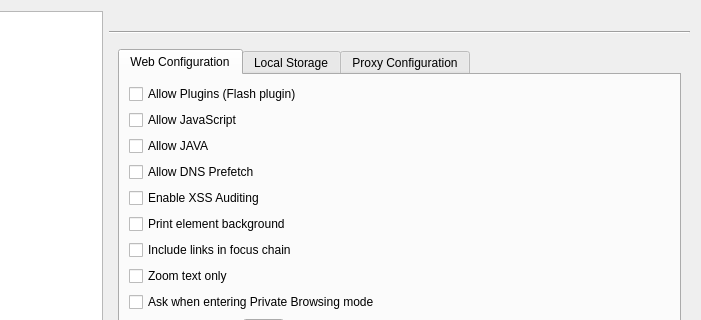
The window that src/lib/preferences/preferences.ui (QupZilla/qupzilla) describes before a commit, drawn with Qt 5; both pictures show x 128 to 829 and y 0 to 320 of the 829 by 484 pixel window.
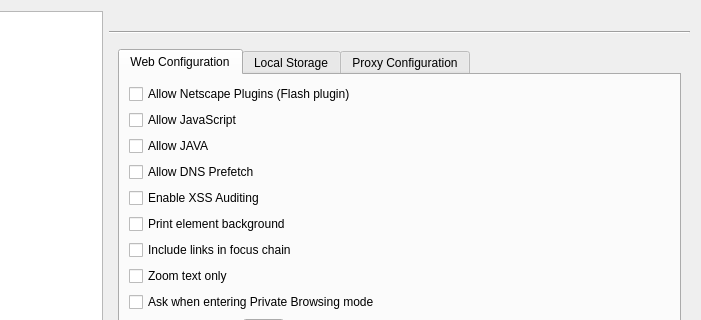
The same window after the commit. The open tabs and pages were chosen to show the change.

```diff
--- a/src/lib/preferences/preferences.ui
+++ b/src/lib/preferences/preferences.ui
@@ -774,7 +774,7 @@
              <item>
               <widget class="QCheckBox" name="allowPlugins">
                <property name="text">
-                <string>Allow Plugins (Flash plugin)</string>
+                <string>Allow Netscape Plugins (Flash plugin)</string>
                </property>
               </widget>
              </item>
```
